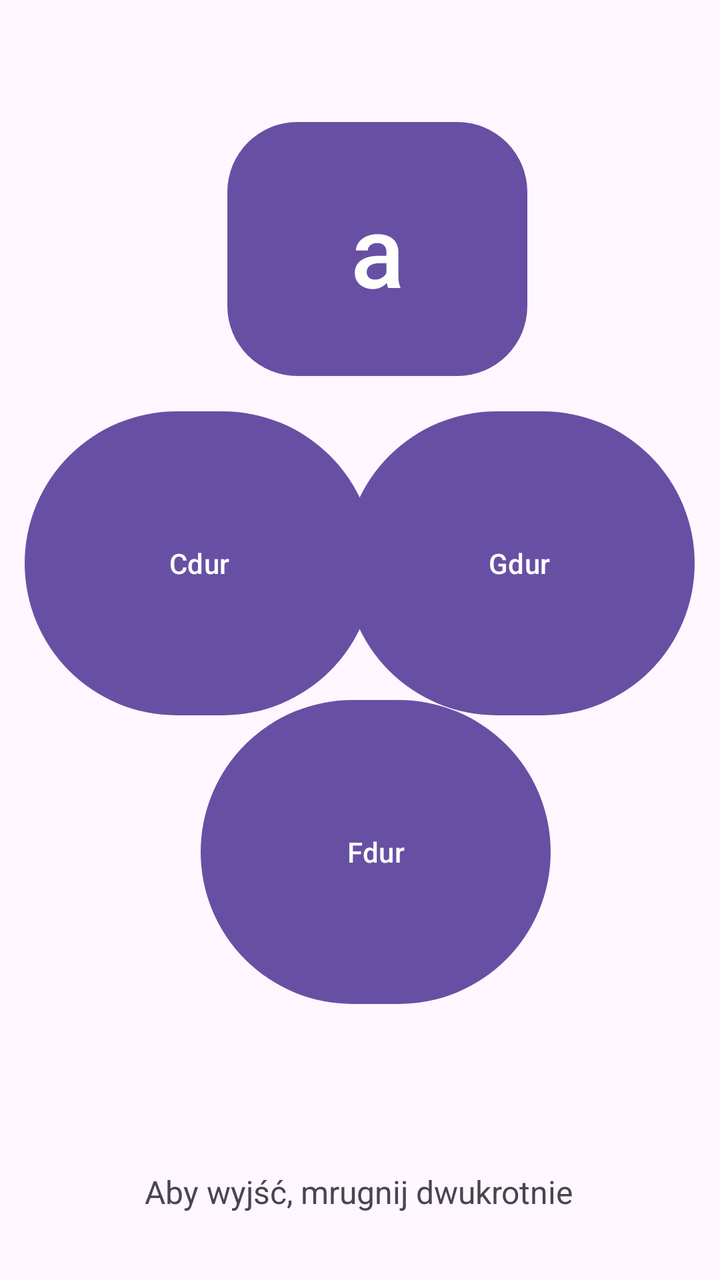
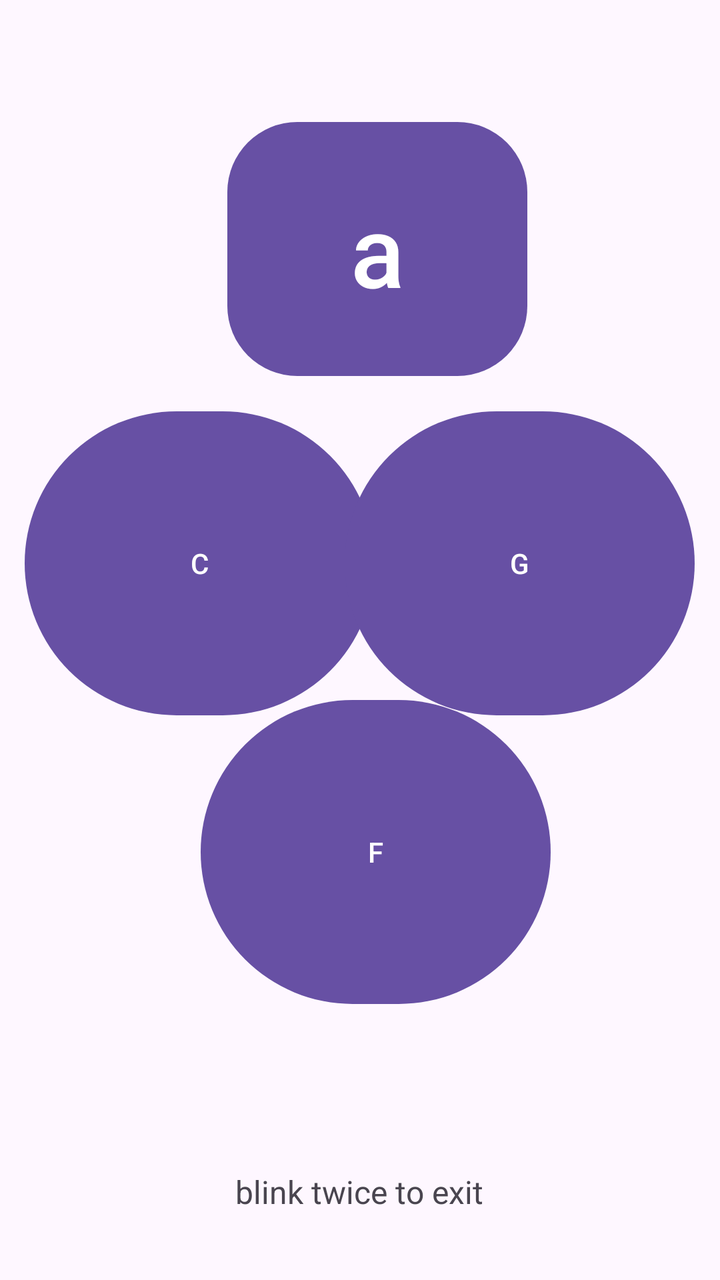

Screens rendered from an Android XML layout before and after an edit, with the pre-edit source and the edit as a unified diff.
<!-- AndroidManifest.xml: application theme Theme.MyApplication -->
<!-- res/layout/activity_play.xml -->
<?xml version="1.0" encoding="utf-8"?>
<androidx.constraintlayout.widget.ConstraintLayout xmlns:android="http://schemas.android.com/apk/res/android"
    xmlns:app="http://schemas.android.com/apk/res-auto"
    xmlns:tools="http://schemas.android.com/tools"
    android:layout_width="match_parent"
    android:layout_height="match_parent">

    <Button
        android:id="@+id/AmolBtn"
        android:layout_width="150dp"
        android:layout_height="135dp"
        android:text="a"
        android:textSize="50sp"
        app:cornerRadius="35dp"
        app:layout_constraintBottom_toBottomOf="parent"
        app:layout_constraintEnd_toEndOf="parent"
        app:layout_constraintHorizontal_bias="0.542"
        app:layout_constraintStart_toStartOf="parent"
        app:layout_constraintTop_toTopOf="parent"
        app:layout_constraintVertical_bias="0.113" />

    <Button
        android:id="@+id/CdurBtn"
        android:layout_width="175dp"
        android:layout_height="160dp"
        android:text="Cdur"
        app:layout_constraintBottom_toBottomOf="parent"
        app:layout_constraintEnd_toEndOf="parent"
        app:layout_constraintHorizontal_bias="0.067"
        app:layout_constraintStart_toStartOf="parent"
        app:layout_constraintTop_toTopOf="parent"
        app:layout_constraintVertical_bias="0.42" />

    <Button
        android:id="@+id/GdurBtn"
        android:layout_width="175dp"
        android:layout_height="160dp"
        android:text="Gdur"
        app:layout_constraintBottom_toBottomOf="parent"
        app:layout_constraintEnd_toEndOf="parent"
        app:layout_constraintHorizontal_bias="0.932"
        app:layout_constraintStart_toStartOf="parent"
        app:layout_constraintTop_toTopOf="parent"
        app:layout_constraintVertical_bias="0.42" />

    <Button
        android:id="@+id/FdurBtn"
        android:layout_width="175dp"
        android:layout_height="160dp"
        android:text="Fdur"
        app:layout_constraintBottom_toBottomOf="parent"
        app:layout_constraintEnd_toEndOf="parent"
        app:layout_constraintHorizontal_bias="0.542"
        app:layout_constraintStart_toStartOf="parent"
        app:layout_constraintTop_toTopOf="parent"
        app:layout_constraintVertical_bias="0.721" />

    <TextView
        android:id="@+id/exitHintText"
        android:layout_width="wrap_content"
        android:layout_height="wrap_content"
        android:gravity="center"
        android:text="Aby wyjść, mrugnij dwukrotnie"
        android:textSize="16sp"
        app:layout_constraintBottom_toBottomOf="parent"
        app:layout_constraintEnd_toEndOf="parent"
        app:layout_constraintHorizontal_bias="0.497"
        app:layout_constraintStart_toStartOf="parent"
        app:layout_constraintTop_toTopOf="parent"
        app:layout_constraintVertical_bias="0.946" />


</androidx.constraintlayout.widget.ConstraintLayout>
<!-- resources referenced by this layout -->
<resources>
  <style name="Theme.MyApplication" parent="Base.Theme.MyApplication" />
  <style name="Base.Theme.MyApplication" parent="Theme.Material3.DayNight.NoActionBar">
          
          
      </style>
</resources>

<!-- the commit's change to res/layout/activity_play.xml (unified diff, before → after) -->
@@ -23,7 +23,7 @@
         android:id="@+id/CdurBtn"
         android:layout_width="175dp"
         android:layout_height="160dp"
-        android:text="Cdur"
+        android:text="C"
         app:layout_constraintBottom_toBottomOf="parent"
         app:layout_constraintEnd_toEndOf="parent"
         app:layout_constraintHorizontal_bias="0.067"
@@ -35,7 +35,7 @@
         android:id="@+id/GdurBtn"
         android:layout_width="175dp"
         android:layout_height="160dp"
-        android:text="Gdur"
+        android:text="G"
         app:layout_constraintBottom_toBottomOf="parent"
         app:layout_constraintEnd_toEndOf="parent"
         app:layout_constraintHorizontal_bias="0.932"
@@ -47,7 +47,7 @@
         android:id="@+id/FdurBtn"
         android:layout_width="175dp"
         android:layout_height="160dp"
-        android:text="Fdur"
+        android:text="F"
         app:layout_constraintBottom_toBottomOf="parent"
         app:layout_constraintEnd_toEndOf="parent"
         app:layout_constraintHorizontal_bias="0.542"
@@ -60,7 +60,7 @@
         android:layout_width="wrap_content"
         android:layout_height="wrap_content"
         android:gravity="center"
-        android:text="Aby wyjść, mrugnij dwukrotnie"
+        android:text="blink twice to exit"
         android:textSize="16sp"
         app:layout_constraintBottom_toBottomOf="parent"
         app:layout_constraintEnd_toEndOf="parent"
